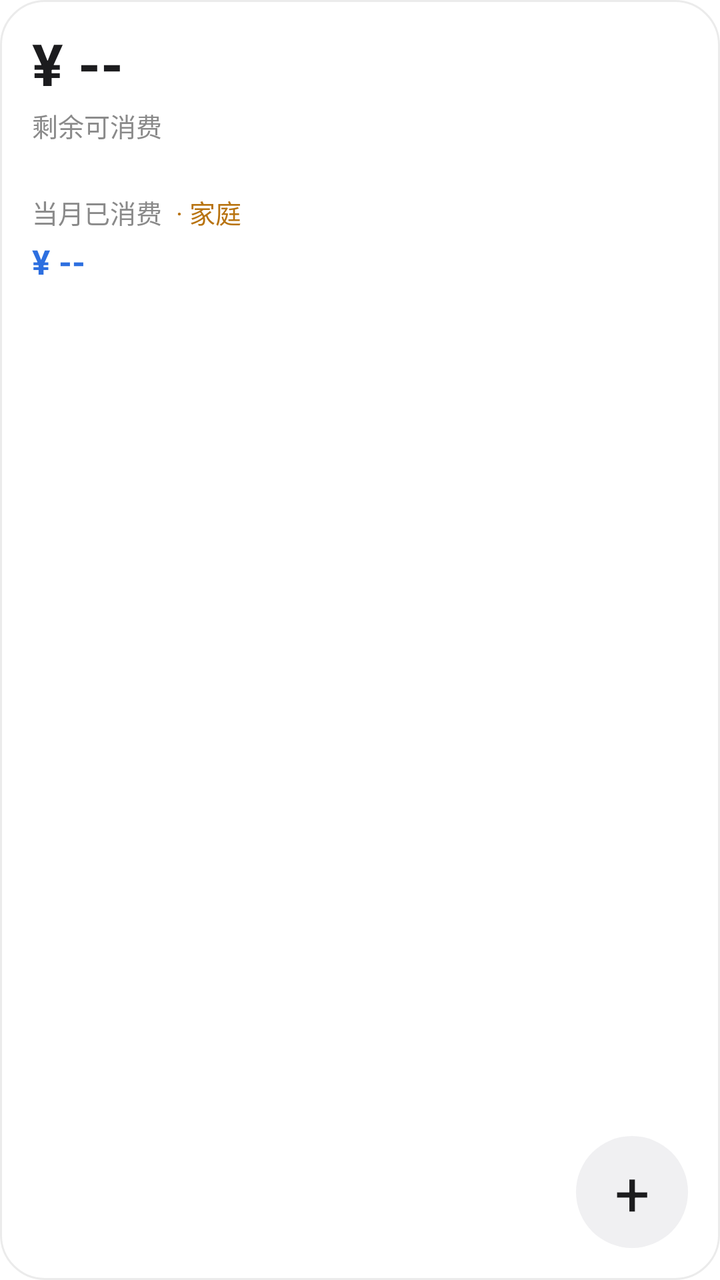
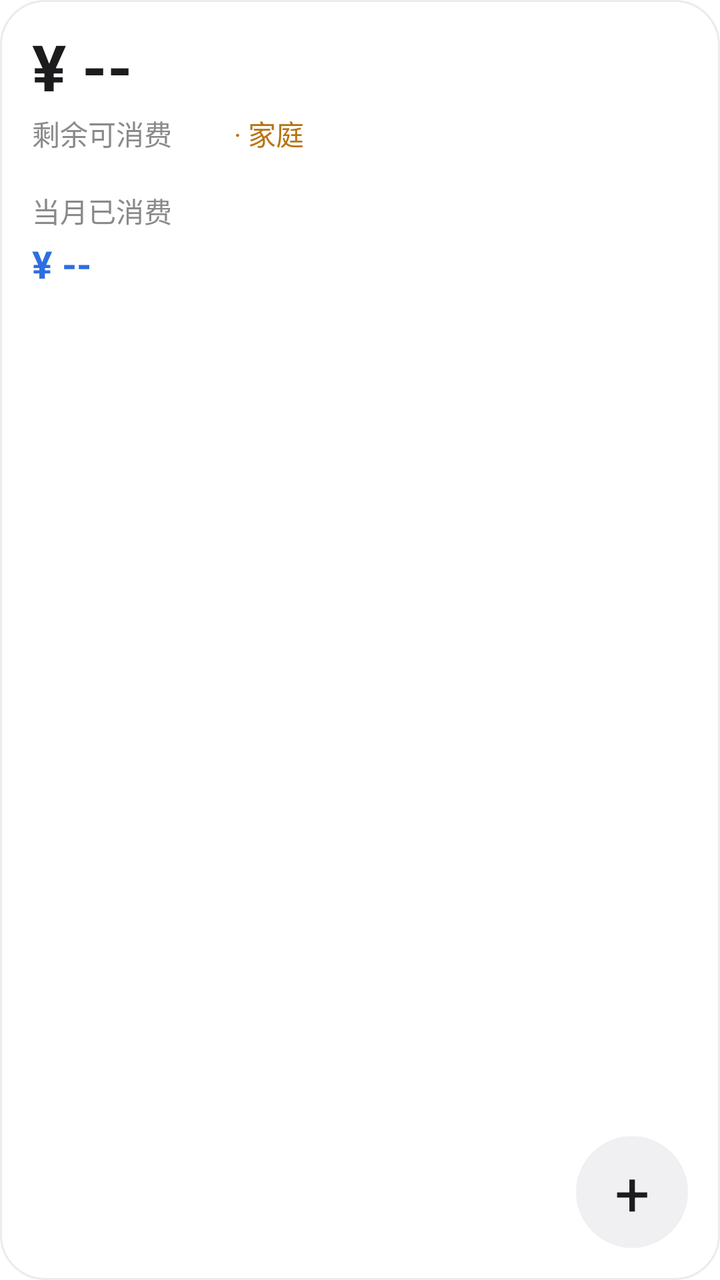

Compare the two renders of this Android layout. The source of the first and the diff that turns it into the second are given below.
<!-- AndroidManifest.xml: fallback theme Theme.MaterialComponents.DayNight.NoActionBar -->
<!-- res/layout/widget_finance_small.xml -->
<?xml version="1.0" encoding="utf-8"?>
<FrameLayout xmlns:android="http://schemas.android.com/apk/res/android"
    android:id="@+id/widget_root"
    android:layout_width="match_parent"
    android:layout_height="match_parent"
    android:background="@drawable/widget_background"
    android:padding="16dp">

    <LinearLayout
        android:layout_width="match_parent"
        android:layout_height="wrap_content"
        android:layout_gravity="top"
        android:orientation="vertical">

        
        <TextView
            android:id="@+id/widget_consumable"
            android:layout_width="match_parent"
            android:layout_height="wrap_content"
            android:ellipsize="end"
            android:maxLines="1"
            android:includeFontPadding="false"
            android:text="¥ --"
            android:textColor="@color/widget_value"
            android:textSize="29sp"
            android:textStyle="bold" />

        
        <LinearLayout
            android:layout_width="wrap_content"
            android:layout_height="wrap_content"
            android:layout_marginTop="3dp"
            android:gravity="center_vertical"
            android:orientation="horizontal">

            <TextView
                android:layout_width="wrap_content"
                android:layout_height="wrap_content"
                android:text="剩余可消费"
                android:textColor="@color/widget_label"
                android:textSize="13sp" />

            <ImageView
                android:id="@+id/widget_eye"
                android:layout_width="16dp"
                android:layout_height="16dp"
                android:layout_marginStart="7dp"
                android:contentDescription="隐藏金额"
                android:src="@drawable/widget_eye" />
        </LinearLayout>

        
        <LinearLayout
            android:layout_width="wrap_content"
            android:layout_height="wrap_content"
            android:layout_marginTop="24dp"
            android:gravity="center_vertical"
            android:orientation="horizontal">

            <TextView
                android:layout_width="wrap_content"
                android:layout_height="wrap_content"
                android:text="当月已消费"
                android:textColor="@color/widget_label"
                android:textSize="13sp" />

            
            <TextView
                android:id="@+id/widget_scope"
                android:layout_width="wrap_content"
                android:layout_height="wrap_content"
                android:layout_marginStart="7dp"
                android:text="· 家庭"
                android:textColor="@color/widget_accent"
                android:textSize="13sp" />
        </LinearLayout>

        <TextView
            android:id="@+id/widget_spent"
            android:layout_width="match_parent"
            android:layout_height="wrap_content"
            android:layout_marginTop="6dp"
            android:ellipsize="end"
            android:maxLines="1"
            android:includeFontPadding="false"
            android:text="¥ --"
            android:textColor="@color/widget_spent_value"
            android:textSize="17sp"
            android:textStyle="bold" />
    </LinearLayout>

    
    <TextView
        android:id="@+id/widget_add"
        android:layout_width="56dp"
        android:layout_height="56dp"
        android:layout_gravity="bottom|end"
        android:background="@drawable/widget_add_btn"
        android:gravity="center"
        android:text="+"
        android:textColor="@color/widget_add_fg"
        android:textSize="31sp" />
</FrameLayout>
<!-- resources referenced by this layout -->
<resources>
  <color name="widget_accent">#FFB8730F</color>
  <color name="widget_add_fg">#FF1C1C1E</color>
  <color name="widget_label">#FF8A8A8A</color>
  <color name="widget_spent_value">#FF2D6FE0</color>
  <color name="widget_value">#FF1C1C1E</color>
  <!-- drawable widget_add_btn (drawable) -->
  <?xml version="1.0" encoding="utf-8"?>
  <shape xmlns:android="http://schemas.android.com/apk/res/android"
      android:shape="oval">
      <solid android:color="@color/widget_add_bg" />
  </shape>
  <!-- drawable widget_background (drawable) -->
  <?xml version="1.0" encoding="utf-8"?>
  <shape xmlns:android="http://schemas.android.com/apk/res/android"
      android:shape="rectangle">
      <solid android:color="@color/widget_bg" />
      <corners android:radius="22dp" />
      <stroke
          android:width="1dp"
          android:color="@color/widget_border" />
  </shape>
  <!-- drawable widget_eye (drawable) -->
  <?xml version="1.0" encoding="utf-8"?>
  <vector xmlns:android="http://schemas.android.com/apk/res/android"
      android:width="18dp"
      android:height="18dp"
      android:viewportWidth="24"
      android:viewportHeight="24">
      <path
          android:fillColor="#80FFFFFF"
          android:pathData="M12,4.5C7,4.5 2.73,7.61 1,12c1.73,4.39 6,7.5 11,7.5s9.27,-3.11 11,-7.5c-1.73,-4.39 -6,-7.5 -11,-7.5zM12,17c-2.76,0 -5,-2.24 -5,-5s2.24,-5 5,-5 5,2.24 5,5 -2.24,5 -5,5zM12,9c-1.66,0 -3,1.34 -3,3s1.34,3 3,3 3,-1.34 3,-3 -1.34,-3 -3,-3z" />
  </vector>
  <color name="widget_add_bg">#FFF0F0F2</color>
  <color name="widget_bg">#FFFFFFFF</color>
  <color name="widget_border">#14000000</color>
</resources>

<!-- the commit's change to res/layout/widget_finance_small.xml (unified diff, before → after) -->
@@ -19,10 +19,14 @@
             android:layout_height="wrap_content"
             android:ellipsize="end"
             android:maxLines="1"
+            android:autoSizeTextType="uniform"
+            android:autoSizeMinTextSize="18sp"
+            android:autoSizeMaxTextSize="46sp"
+            android:autoSizeStepGranularity="1sp"
             android:includeFontPadding="false"
             android:text="¥ --"
             android:textColor="@color/widget_value"
-            android:textSize="29sp"
+            android:textSize="32sp"
             android:textStyle="bold" />
 
         
@@ -38,31 +42,15 @@
                 android:layout_height="wrap_content"
                 android:text="剩余可消费"
                 android:textColor="@color/widget_label"
-                android:textSize="13sp" />
+                android:textSize="14sp" />
 
             <ImageView
                 android:id="@+id/widget_eye"
-                android:layout_width="16dp"
-                android:layout_height="16dp"
+                android:layout_width="17dp"
+                android:layout_height="17dp"
                 android:layout_marginStart="7dp"
                 android:contentDescription="隐藏金额"
                 android:src="@drawable/widget_eye" />
-        </LinearLayout>
-
-        
-        <LinearLayout
-            android:layout_width="wrap_content"
-            android:layout_height="wrap_content"
-            android:layout_marginTop="24dp"
-            android:gravity="center_vertical"
-            android:orientation="horizontal">
-
-            <TextView
-                android:layout_width="wrap_content"
-                android:layout_height="wrap_content"
-                android:text="当月已消费"
-                android:textColor="@color/widget_label"
-                android:textSize="13sp" />
 
             
             <TextView
@@ -72,7 +60,23 @@
                 android:layout_marginStart="7dp"
                 android:text="· 家庭"
                 android:textColor="@color/widget_accent"
-                android:textSize="13sp" />
+                android:textSize="14sp" />
+        </LinearLayout>
+
+        
+        <LinearLayout
+            android:layout_width="wrap_content"
+            android:layout_height="wrap_content"
+            android:layout_marginTop="18dp"
+            android:gravity="center_vertical"
+            android:orientation="horizontal">
+
+            <TextView
+                android:layout_width="wrap_content"
+                android:layout_height="wrap_content"
+                android:text="当月已消费"
+                android:textColor="@color/widget_label"
+                android:textSize="14sp" />
         </LinearLayout>
 
         <TextView
@@ -85,7 +89,7 @@
             android:includeFontPadding="false"
             android:text="¥ --"
             android:textColor="@color/widget_spent_value"
-            android:textSize="17sp"
+            android:textSize="19sp"
             android:textStyle="bold" />
     </LinearLayout>
 
